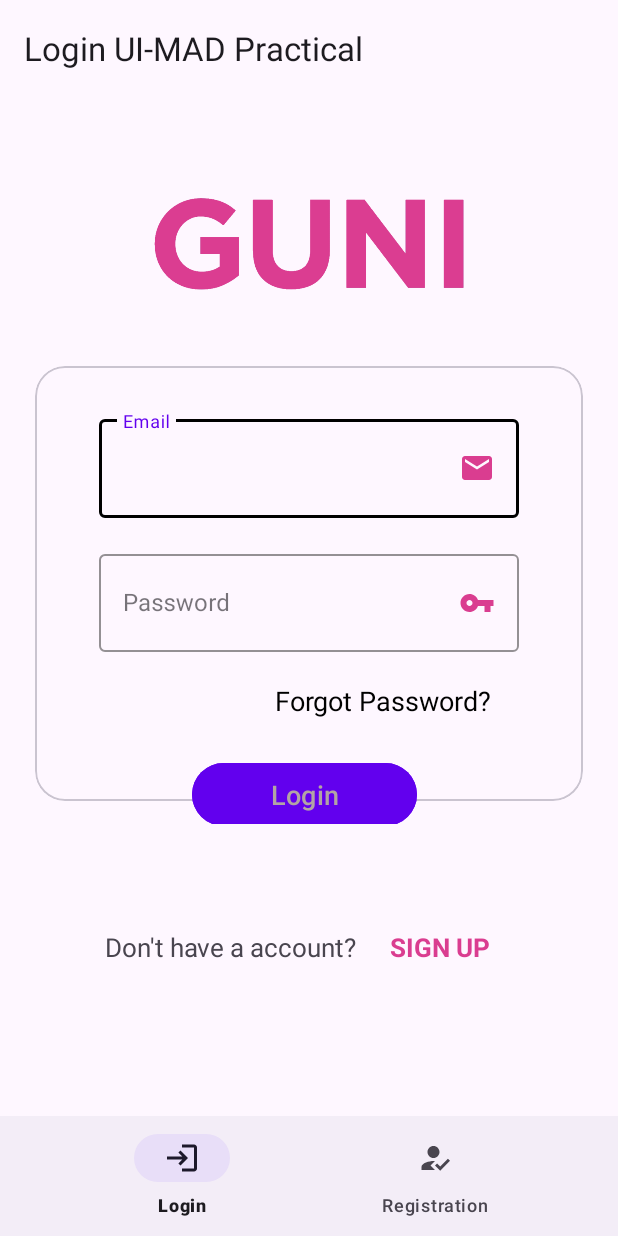
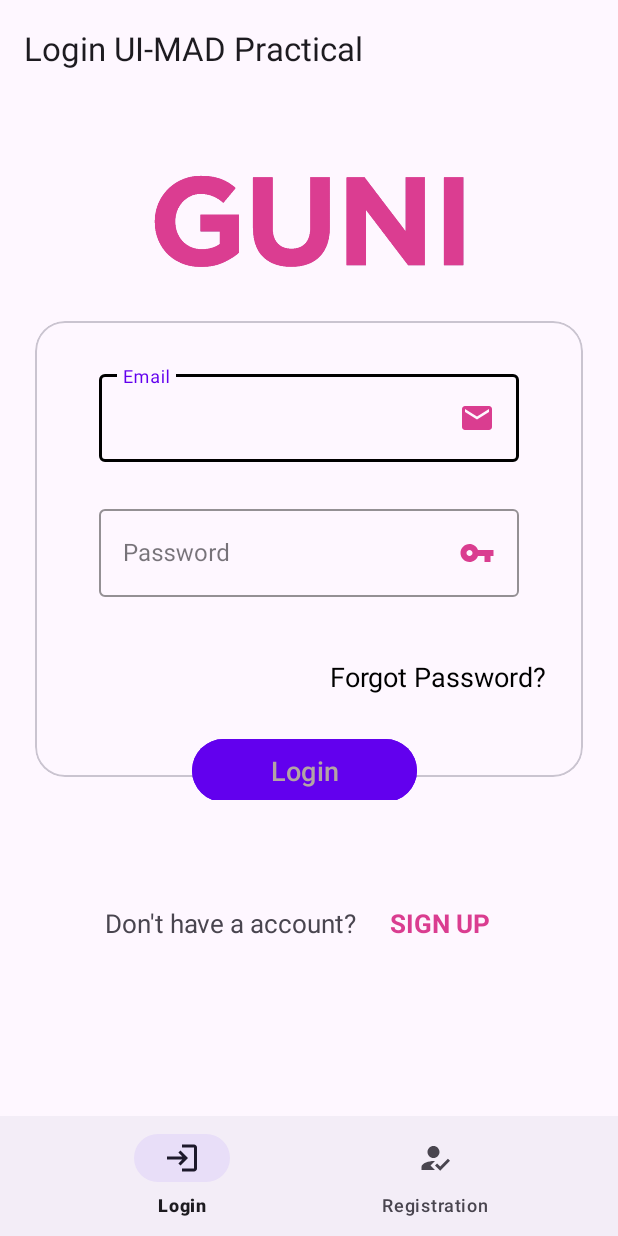
Before and after one commit to hpatel0107/MADPractical3_20012021026, an Android app: the screen it shows after launch (LoginActivity), on a phone screen of 412 x 824 dp. Run offline under Robolectric (Android 15) with nearby library versions, the phone set to English and light mode, and no system bars.

Commit message:
Update activity_login.xml

```diff
--- a/app/src/main/res/layout/activity_login.xml
+++ b/app/src/main/res/layout/activity_login.xml
@@ -22,7 +22,7 @@
 
         <ImageView
             android:layout_width="match_parent"
-            android:layout_height="180sp"
+            android:layout_height="150dp"
             android:src="@drawable/guni"
             android:contentDescription="Logo"
             />
@@ -37,10 +37,10 @@
             <com.google.android.material.card.MaterialCardView
                 android:id="@+id/mainbox"
                 android:layout_width="match_parent"
-                android:layout_height="290sp"
-                android:layout_marginHorizontal="23sp"
-                android:layout_marginVertical="15sp"
-                app:cardCornerRadius="20sp"
+                android:layout_height="wrap_content"
+                android:layout_marginHorizontal="23dp"
+                android:layout_marginVertical="15dp"
+                app:cardCornerRadius="20dp"
                 app:layout_constraintBottom_toBottomOf="parent"
                 tools:ignore="MissingConstraints"
                 >
@@ -48,10 +48,10 @@
                 <com.google.android.material.textfield.TextInputLayout
                     android:id="@+id/email"
                     style="@style/Widget.MaterialComponents.TextInputLayout.OutlinedBox"
-                    android:layout_width="280sp"
-                    android:layout_height="80sp"
+                    android:layout_width="280dp"
+                    android:layout_height="wrap_content"
                     android:layout_gravity="center_horizontal"
-                    android:layout_marginVertical="30sp"
+                    android:layout_marginVertical="30dp"
                     app:boxStrokeColor="@color/black"
                     app:layout_constraintEnd_toEndOf="parent"
                     app:layout_constraintStart_toStartOf="parent"
@@ -60,7 +60,7 @@
 
                     <com.google.android.material.textfield.TextInputEditText
                         android:layout_width="match_parent"
-                        android:layout_height="66dp"
+                        android:layout_height="wrap_content"
                         android:drawableEnd="@drawable/ic_baseline_email_24"
                         android:drawableTint="#DA3D90"
                         android:hint="Email"
@@ -72,10 +72,10 @@
                 <com.google.android.material.textfield.TextInputLayout
                     android:id="@+id/password"
                     style="@style/Widget.MaterialComponents.TextInputLayout.OutlinedBox"
-                    android:layout_width="280sp"
-                    android:layout_height="80dp"
+                    android:layout_width="280dp"
+                    android:layout_height="wrap_content"
                     android:layout_gravity="center_horizontal"
-                    android:layout_marginVertical="120sp"
+                    android:layout_marginVertical="120dp"
                     app:boxStrokeColor="@color/black"
                     app:layout_constraintEnd_toEndOf="parent"
                     app:layout_constraintStart_toStartOf="parent"
@@ -84,7 +84,7 @@
 
                     <com.google.android.material.textfield.TextInputEditText
                         android:layout_width="match_parent"
-                        android:layout_height="65dp"
+                        android:layout_height="wrap_content"
                         android:drawableEnd="@drawable/ic_baseline_vpn_key_24"
                         android:drawableTint="#DA3D90"
                         android:hint="Password"
@@ -104,34 +104,34 @@
                 android:text="Forgot Password?"
                 app:layout_constraintBottom_toBottomOf="parent"
                 app:layout_constraintStart_toStartOf="parent"
-                android:layout_marginVertical="70sp"
-                android:layout_marginHorizontal="183sp"
+                android:layout_marginVertical="70dp"
+                android:layout_marginHorizontal="220dp"
                 android:textColor="@color/black"
                 android:autoLink="all"
-                android:textSize="18sp"
-                android:elevation="7sp"
+                android:textSize="18dp"
+                android:elevation="20dp"
                 tools:ignore="MissingConstraints"
                 >
             </TextView>
 
             <androidx.constraintlayout.widget.ConstraintLayout
                 android:layout_width="wrap_content"
-                android:layout_height="60sp"
-                android:elevation="7sp"
-                android:layout_marginHorizontal="128sp"
+                android:layout_height="60dp"
+                android:elevation="7dp"
+                android:layout_marginHorizontal="128dp"
                 app:layout_constraintBottom_toBottomOf="parent"
                 app:layout_constraintStart_toStartOf="parent"
-                android:layout_marginBottom="-15sp"
+                android:layout_marginBottom="-15dp"
                 >
 
                 <Button
                     android:id="@+id/bt"
-                    android:layout_width="150sp"
-                    android:layout_height="50sp"
+                    android:layout_width="150dp"
+                    android:layout_height="50dp"
                     android:backgroundTint="#6200ee"
                     android:text="Login"
-                    android:textSize="18sp"
-                    app:cornerRadius="40sp"
+                    android:textSize="18dp"
+                    app:cornerRadius="40dp"
                     tools:ignore="MissingConstraints,NotSibling"
                     />
 
@@ -154,7 +154,7 @@
             android:layout_width="wrap_content"
             android:layout_height="wrap_content"
             app:layout_behavior="@string/appbar_scrolling_view_behavior"
-            android:layout_marginTop="70sp"
+            android:layout_marginTop="70dp"
             >
 
             <TextView
@@ -180,7 +180,7 @@
                 android:textAllCaps="true"
                 tools:ignore="MissingConstraints"
                 app:layout_constraintLeft_toLeftOf="@+id/t1"
-                android:layout_marginLeft="190sp"
+                android:layout_marginLeft="190dp"
                 >
             </TextView>
 
```
